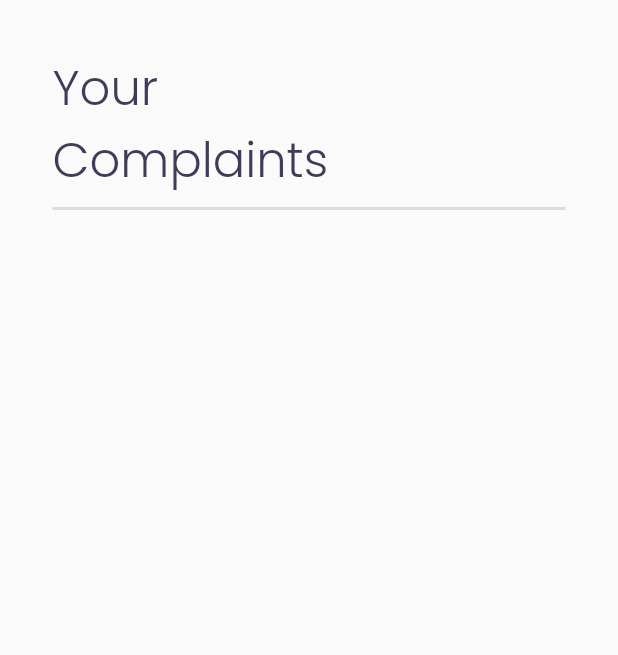
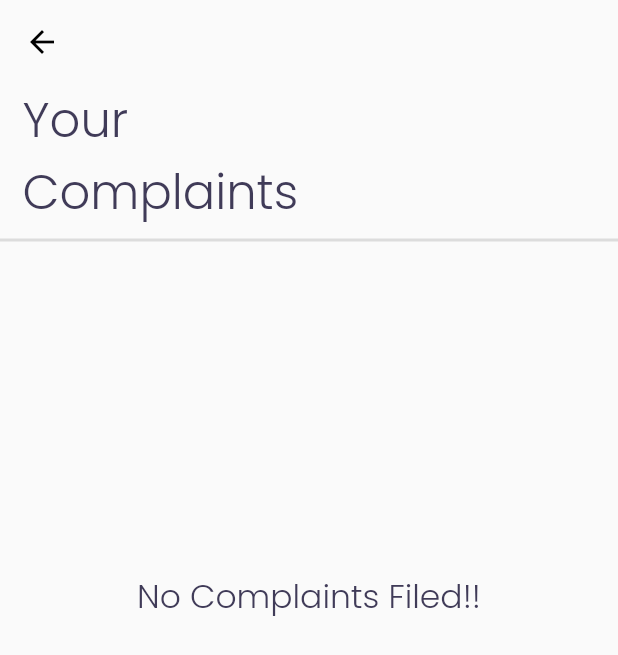
Before and after one commit to Abhishek08040/residents, a Flutter app: the ComplaintsDonutGraphPage screen opened by its route, on a phone screen of 412 x 824 dp. Shown: the top 655 px of the screen. Run offline on Flutter 3.47's test engine with Material 2 defaults, Android fonts, the phone set to English and light mode, and no system bars; our stand-ins replace awesome_snackbar_content, cloud_firestore, expandable_page_view, file_picker, firebase_core, firebase_storage and 6 more; missing offline and left inert: cloud_firestore_web, drop_down_list, firebase_auth_web, firebase_core_web, firebase_storage_web, google_sign_in_web and 1 more; accounts and stored records are empty; generated files the repository leaves out were written again; network calls fail.

Commit message:
complaints and feedback module

```diff
--- a/lib/ComplaintsPage/complains_donut_graph.dart
+++ b/lib/ComplaintsPage/complains_donut_graph.dart
@@ -32,13 +32,28 @@ class _ComplaintsDonutGraphState extends State<ComplaintsDonutGraph>
       future: complaints.get(),
       builder: (BuildContext context, AsyncSnapshot<dynamic> snapshot)
       {
-
-        if (snapshot.connectionState == ConnectionState.waiting)
+        if (snapshot.connectionState == ConnectionState.waiting ||
+          snapshot.connectionState == ConnectionState.none)
         {
           return const Center(child: CircularProgressIndicator());
         }
 
-        else if (snapshot.hasData)
+        else if(!snapshot.hasData || snapshot.data.docs.length < 1)
+          {
+            return DefaultTextStyle(
+              style: GoogleFonts.poppins(textStyle: const TextStyle(
+                  color: Color(0xff403b58)),
+                fontSize: 22,
+                fontWeight: FontWeight.w300,
+              ),
+              child: const Center(
+                child: Text("No Complaints Filed!!",
+                ),
+              ),
+            );
+          }
+
+        else if (snapshot.hasData && snapshot.connectionState == ConnectionState.done)
         {
           int itemCount = snapshot.data.docs.length;
           Map complaintsByCriteria = {};
@@ -56,7 +71,6 @@ class _ComplaintsDonutGraphState extends State<ComplaintsDonutGraph>
             {
               ++complaintsByCriteria[currentCriteria];
             }
-
           }
 
             List<ComplaintsDonutGraphXYData> complaintsByCriteriaList = <ComplaintsDonutGraphXYData>[];
@@ -72,7 +86,7 @@ class _ComplaintsDonutGraphState extends State<ComplaintsDonutGraph>
 
               legend: Legend(
                 isVisible: true,
-                overflowMode: LegendItemOverflowMode.wrap,
+                position: LegendPosition.auto,
               ),
 
               series: <CircularSeries>[
@@ -90,7 +104,7 @@ class _ComplaintsDonutGraphState extends State<ComplaintsDonutGraph>
         return DefaultTextStyle(
           style: GoogleFonts.poppins(textStyle: const TextStyle(
               color: Color(0xff403b58)),
-            fontSize: 32,
+            fontSize: 22,
             fontWeight: FontWeight.w300,
           ),
           child: const Center(
--- a/lib/ComplaintsPage/complaints_donut_graph_page.dart
+++ b/lib/ComplaintsPage/complaints_donut_graph_page.dart
@@ -17,19 +17,24 @@ class _ComplaintsDonutGraphPageState extends State<ComplaintsDonutGraphPage>
     return Hero(
       tag: 'donutGraph',
       child: Scaffold(
-        body: Container(
-          margin: EdgeInsets.all(10),
-          padding: EdgeInsets.all(25),
-          child: SingleChildScrollView(
+        appBar: AppBar(
+          backgroundColor: Colors.transparent,
+          foregroundColor: Colors.black,
+          elevation: 0.0,
+        ),
+        body: SingleChildScrollView(
           child: Column(
-              mainAxisAlignment: MainAxisAlignment.center,
+            mainAxisAlignment: MainAxisAlignment.start,
             crossAxisAlignment: CrossAxisAlignment.start,
             children: [
-                Text("Your\nComplaints",
+              Container(
+                margin: EdgeInsets.only(left: 15),
+                child: Text("Your\nComplaints",
                   style: GoogleFonts.poppins(textStyle: TextStyle(
                       color: Color(0xff403b58)),
                     fontSize: 32,
                     fontWeight: FontWeight.w300,
+                  ),
                 ),
               ),
               Divider(thickness: 2,),
@@ -41,7 +46,6 @@ class _ComplaintsDonutGraphPageState extends State<ComplaintsDonutGraphPage>
           ),
         ),
       ),
-      ),
     );
   }
 }
--- a/lib/main.dart
+++ b/lib/main.dart
@@ -4,9 +4,9 @@ import 'package:residents_app/ComplaintsPage/complaints_dashboard.dart';
 import 'package:residents_app/ComplaintsPage/complaints_history_table.dart';
 import 'package:residents_app/ComplaintsPage/raise_a_complaint.dart';
 import 'package:residents_app/ComplaintsPage/view_unsolved_complaints.dart';
-import 'package:residents_app/Login/signup_page.dart';
 import 'ComplaintsPage/complaints_donut_graph_page.dart';
 import 'Dashboard.dart';
+import 'Login and Register/register.dart';
 import 'firebase/firebase_options.dart';
 
 
@@ -46,7 +46,7 @@ class MyApp extends StatelessWidget
         '/complaints_details': (context) => const ComplaintsHistoryTable(),
         '/complaint_donut_graph': (context) => const ComplaintsDonutGraphPage(),
         '/unsolved_complaints': (context) => const UnsolvedComplaints(),
-        '/signup': (context) => const Signup(),
+        '/signup': (context) => const RegisterUser(),
       },
     );
   }
--- a/pubspec.yaml
+++ b/pubspec.yaml
@@ -44,7 +44,7 @@ dependencies:
   shared_preferences: ^2.0.15
   cloud_firestore: ^3.4.6
   firebase_core: ^1.21.1
-  firebase_auth: ^3.7.0
+  firebase_auth: ^3.8.0
   google_sign_in: ^5.4.1
   rating_dialog: ^2.0.4
   flutter_rating_bar: ^4.0.1
@@ -53,6 +53,8 @@ dependencies:
   syncfusion_flutter_charts: ^20.2.48
   drop_down_list: ^0.0.4
   firebase_storage: ^10.3.8
+  expandable_page_view: ^1.0.17
+  awesome_snackbar_content: ^0.0.8
 
 
 
```
Also changed, not shown: lib/ComplaintsPage/complaints_dashboard.dart (+29 -4 lines), lib/ComplaintsPage/raise_a_complaint.dart (+61 -71 lines), lib/ComplaintsPage/view_unsolved_complaints.dart (+51 -59 lines), lib/Login/signup_page.dart (deleted, +0 -13 lines), pubspec.lock. Lines whose indentation alone changed are shown as unchanged.
